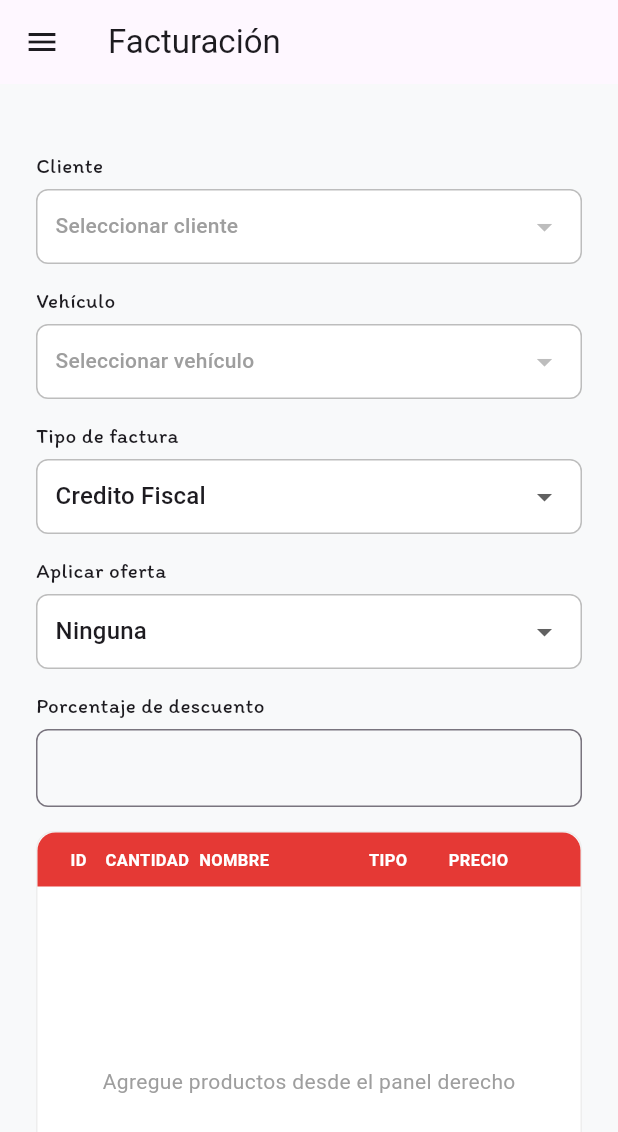
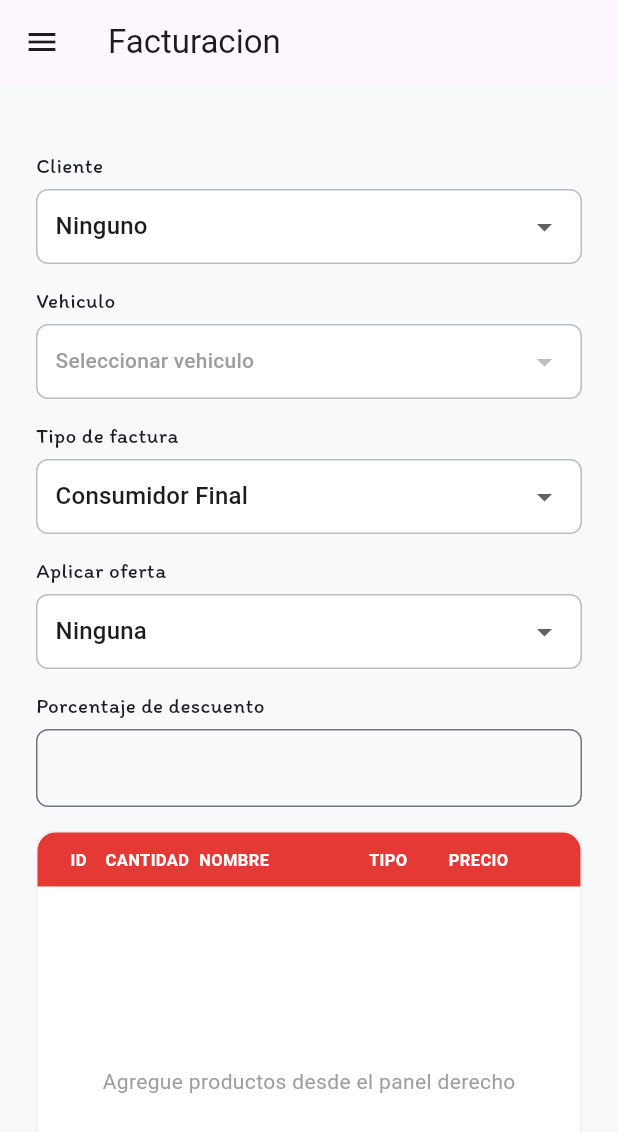
Before and after one commit to marlon241/taller-rodriguez, a Flutter app: the FacturacionScreen screen opened by its route, on a phone screen of 412 x 824 dp. Shown: the top 1132 px of the screen. Run offline on Flutter 3.47's test engine with Material 3 defaults, Android fonts, the light colour scheme and no system bars; our stand-ins replace equatable, fl_chart, image_picker, pdf, shared_preferences, supabase_flutter; accounts and stored records are empty; network calls fail.

Commit message:
Implementar validacion NIT para Credito Fiscal

```diff
--- a/backend/lib/domain/entities/cliente.dart
+++ b/backend/lib/domain/entities/cliente.dart
@@ -11,6 +11,8 @@ class Cliente extends Equatable {
   final String frecuencia_visita;
   final bool estado;
   final DateTime? fecha_registro;
+  final int? nit;
+  final int? nrc;
 
   const Cliente({
     this.id,
@@ -23,6 +25,8 @@ class Cliente extends Equatable {
     required this.frecuencia_visita,
     required this.estado,
     this.fecha_registro,
+    this.nit,
+    this.nrc,
   });
 
   factory Cliente.fromJson(Map<String, dynamic> json) {
@@ -39,6 +43,8 @@ class Cliente extends Equatable {
       fecha_registro: json['fecha_registro'] != null
           ? DateTime.tryParse(json['fecha_registro'].toString())
           : null,
+      nit: json['nit'] as int?,
+      nrc: json['nrc'] as int?,
     );
   }
 
@@ -54,9 +60,11 @@ class Cliente extends Equatable {
       'frecuencia_visita': frecuencia_visita,
       'estado': estado,
       'fecha_registro': fecha_registro?.toIso8601String(),
+      if (nit != null) 'nit': nit,
+      if (nrc != null) 'nrc': nrc,
     };
   }
 
   @override
-  List<Object?> get props => [id, nombre, telefono, dui, rtn, correo, direccion, frecuencia_visita, estado, fecha_registro];
+  List<Object?> get props => [id, nombre, telefono, dui, rtn, correo, direccion, frecuencia_visita, estado, fecha_registro, nit, nrc];
 }
--- a/frontend/lib/pages/factura.dart
+++ b/frontend/lib/pages/factura.dart
@@ -11,33 +11,26 @@ class FacturacionScreen extends StatefulWidget {
 }
 
 class _FacturacionScreenState extends State<FacturacionScreen> {
-  // Instancia del servicio API
   final FacturacionApi _api = FacturacionApi();
 
-  // Estado de carga
   bool _cargando = false;
 
-  // Listas de datos del backend
   List<Map<String, dynamic>> _clientes = [];
   List<Map<String, dynamic>> _vehiculos = [];
   List<Map<String, dynamic>> _ofertas = [];
   List<Map<String, dynamic>> _inventario = [];
 
-  // Items de la factura actual
   List<Map<String, dynamic>> _itemsFactura = [];
 
-  // Valores seleccionados
   int? _clienteSeleccionado;
   int? _vehiculoSeleccionado;
-  String _tipoFactura = 'Credito Fiscal';
+  String _tipoFactura = 'Consumidor Final';
   int? _ofertaSeleccionada;
   double _descuentoPorcentaje = 0;
 
-  // Text controllers
   final TextEditingController _busquedaController = TextEditingController();
   final TextEditingController _descuentoController = TextEditingController();
 
-  // Totales
   double _subtotal = 0;
   double _iva = 0;
   double _descuento = 0;
@@ -56,12 +49,28 @@ class _FacturacionScreenState extends State<FacturacionScreen> {
     super.dispose();
   }
 
-  /// Carga todos los datos iniciales al abrir la pantalla
+  int? get _clienteNit {
+    if (_clienteSeleccionado == null) return null;
+    final cliente = _clientes.where((c) => c['id'] == _clienteSeleccionado).firstOrNull;
+    return cliente?['nit'] as int?;
+  }
+
+  bool get _clienteTieneNit {
+    final nit = _clienteNit;
+    return nit != null;
+  }
+
+  String? get _validacionCreditoFiscal {
+    if (_tipoFactura != 'Credito Fiscal') return null;
+    if (_clienteSeleccionado == null) return 'Para Credito Fiscal, el cliente es requerido';
+    if (!_clienteTieneNit) return 'El cliente seleccionado no tiene NIT registrado. Agregue el NIT en la seccion de Clientes para emitir Credito Fiscal.';
+    return null;
+  }
+
   Future<void> _cargarDatosIniciales() async {
     setState(() => _cargando = true);
 
     try {
-      // Cargar clientes, ofertas e inventario en paralelo
       final resultados = await Future.wait([
         _api.obtenerClientes(),
         _api.obtenerOfertas(),
@@ -84,7 +93,6 @@ class _FacturacionScreenState extends State<FacturacionScreen> {
     }
   }
 
-  /// Carga los vehículos cuando se selecciona un cliente
   Future<void> _onClienteChanged(int? clienteId) async {
     setState(() {
       _clienteSeleccionado = clienteId;
@@ -98,7 +106,6 @@ class _FacturacionScreenState extends State<FacturacionScreen> {
     }
   }
 
-  /// Busca productos en el inventario
   Future<void> _buscarInventario(String query) async {
     if (query.isEmpty) {
       final inventario = await _api.obtenerInventario();
@@ -109,14 +116,12 @@ class _FacturacionScreenState extends State<FacturacionScreen> {
     }
   }
 
-  /// Agrega un producto/servicio a la factura
   void _agregarItem(Map<String, dynamic> producto) {
     final tipoProducto = producto['tipo'] as String;
     final esProducto = tipoProducto.toLowerCase() != 'servicio';
 
     if (esProducto) {
       final stockDisponible = producto['stock'] as int? ?? 0;
-      final stockMinimo = producto['stock_minimo'] as int? ?? 0;
 
       final indexExistente = _itemsFactura.indexWhere(
         (item) => item['id_producto'] == producto['id']
@@ -129,7 +134,7 @@ class _FacturacionScreenState extends State<FacturacionScreen> {
 
       if (cantidadEnFactura >= stockDisponible) {
         _mostrarMensaje(
-          'No hay más stock disponible para ${producto['nombre']}. Stock: $stockDisponible',
+          'No hay mas stock disponible para ${producto['nombre']}. Stock: $stockDisponible',
           isError: true,
         );
         return;
@@ -158,29 +163,22 @@ class _FacturacionScreenState extends State<FacturacionScreen> {
     });
   }
 
-  /// Calcula los subtotales, IVA y total
   void _calcularTotales() {
-    // Calcular subtotal
     _subtotal = _itemsFactura.fold(0.0, (sum, item) {
       final cantidad = item['cantidad'] as int;
       final precio = (item['precio_unitario'] as num).toDouble();
       return sum + (cantidad * precio);
     });
 
-    // Calcular descuento
     _descuento = _subtotal * (_descuentoPorcentaje / 100);
 
-    // Calcular subtotal con descuento
     final subtotalConDescuento = _subtotal - _descuento;
 
-    // Calcular IVA (13%)
     _iva = subtotalConDescuento * 0.13;
 
-    // Calcular total
     _total = subtotalConDescuento + _iva;
   }
 
-  /// Actualiza el descuento y recalcula totales
   void _actualizarDescuento(double porcentaje) {
     setState(() {
       _descuentoPorcentaje = porcentaje;
@@ -188,13 +186,12 @@ class _FacturacionScreenState extends State<FacturacionScreen> {
     });
   }
 
-  /// Procesa y crea la factura en el backend
   Future<void> _procesarFactura() async {
-    // Prevenir doble click
     if (_cargando) return;
 
-    if (_clienteSeleccionado == null) {
-      _mostrarMensaje('Debe seleccionar un cliente', isError: true);
+    final validacion = _validacionCreditoFiscal;
+    if (validacion != null) {
+      _mostrarMensaje(validacion, isError: true);
       return;
     }
 
@@ -205,14 +202,13 @@ class _FacturacionScreenState extends State<FacturacionScreen> {
 
     setState(() => _cargando = true);
 
-    // Intentar hasta 3 veces en caso de error de red
     Map<String, dynamic>? resultado;
     String? errorMsg;
 
     for (int intento = 1; intento <= 3; intento++) {
       try {
         resultado = await _api.crearFactura(
-          idCliente: _clienteSeleccionado!,
+          idCliente: _clienteSeleccionado,
           idVehiculo: _vehiculoSeleccionado,
           tipoFactura: _tipoFactura,
           items: _itemsFactura,
@@ -220,19 +216,16 @@ class _FacturacionScreenState extends State<FacturacionScreen> {
           idOferta: _ofertaSeleccionada,
         );
 
-        // Si成功了 (éxito), salir del loop
         if (resultado['success'] == true) {
           break;
         }
 
-        // Si hubo error en el resultado, guardarlo
         errorMsg = resultado['message']?.toString() ?? 'Error desconocido';
 
       } catch (e) {
-        errorMsg = 'Error de conexión: $e';
+        errorMsg = 'Error de conexion: $e';
       }
 
-      // Si no es el último intento, esperar antes de reintentar
       if (intento < 3) {
         await Future.delayed(Duration(milliseconds: 500 * intento));
       }
@@ -240,7 +233,7 @@ class _FacturacionScreenState extends State<FacturacionScreen> {
 
     setState(() => _cargando = false);
 
-if (resultado != null && resultado['success'] == true) {
+    if (resultado != null && resultado['success'] == true) {
       _mostrarMensaje('Factura creada exitosamente');
       await _limpiarFormulario();
       final warnings = resultado['warnings_stock'] as List?;
@@ -261,7 +254,6 @@ if (resultado != null && resultado['success'] == true) {
     }
   }
 
-  /// Limpia el formulario después de crear una factura
   Future<void> _limpiarFormulario() async {
     setState(() {
       _itemsFactura = [];
@@ -277,7 +269,6 @@ if (resultado != null && resultado['success'] == true) {
     setState(() {
       _inventario = inventario;
     });
-    // Limpiar campos de texto
     _descuentoController.clear();
     _busquedaController.clear();
   }
@@ -299,7 +290,7 @@ if (resultado != null && resultado['success'] == true) {
 
     return Scaffold(
       drawer: !isWide ? const SidebarDrawerContent() : null,
-      appBar: !isWide ? AppBar(title: const Text('Facturación')) : null,
+      appBar: !isWide ? AppBar(title: const Text('Facturacion')) : null,
       backgroundColor: const Color(0xFFF8F9FA),
       body: _cargando
           ? const Center(child: CircularProgressIndicator())
@@ -314,7 +305,7 @@ if (resultado != null && resultado['success'] == true) {
                       children: [
                         if (isWide)
                           const Text(
-                            "Facturación",
+                            "Facturacion",
                             style: TextStyle(fontSize: 42, fontWeight: FontWeight.bold, fontFamily: 'Itim'),
                           ),
                         const SizedBox(height: 20),
@@ -352,39 +343,54 @@ if (resultado != null && resultado['success'] == true) {
     return Column(
       crossAxisAlignment: CrossAxisAlignment.start,
       children: [
-// Dropdown Cliente
-        _buildDropdown<int>(
+        _buildDropdown<int?>(
           label: "Cliente",
           hint: "Seleccionar cliente",
-          items: _clientes.map((c) => DropdownMenuItem<int>(
-            value: c['id'] as int,
-            child: Text(c['nombre']?.toString() ?? '', overflow: TextOverflow.ellipsis),
-          )).toList(),
+          items: [
+            const DropdownMenuItem<int?>(value: null, child: Text('Ninguno')),
+            ..._clientes.map((c) => DropdownMenuItem<int?>(
+              value: c['id'] as int,
+              child: Text(c['nombre']?.toString() ?? '', overflow: TextOverflow.ellipsis),
+            )),
+          ],
           value: _clienteSeleccionado,
           onChanged: (value) => _onClienteChanged(value),
         ),
 
+        if (_tipoFactura == 'Credito Fiscal' && _clienteSeleccionado != null && !_clienteTieneNit)
+          Padding(
+            padding: const EdgeInsets.only(top: 6),
+            child: Row(
+              children: [
+                Icon(Icons.warning_amber, color: Colors.orange.shade700, size: 16),
+                const SizedBox(width: 6),
+                Expanded(
+                  child: Text(
+                    'Este cliente no tiene NIT. No podra emitir Credito Fiscal.',
+                    style: TextStyle(fontSize: 12, color: Colors.orange.shade700),
+                  ),
+                ),
+              ],
+            ),
+          ),
+
         const SizedBox(height: 14),
 
-        // Dropdown Vehículo
-        _buildDropdown<int>(
-          label: "Vehículo",
-          hint: "Seleccionar vehículo",
-          items: _vehiculos.map((v) => DropdownMenuItem<int>(
+        _buildDropdown<int?>(
+          label: "Vehiculo",
+          hint: "Seleccionar vehiculo",
+          items: _vehiculos.map((v) => DropdownMenuItem<int?>(
             value: v['id'] as int,
             child: Text('${v['marca']} ${v['modelo']} (${v['placa']})', overflow: TextOverflow.ellipsis),
           )).toList(),
           value: _vehiculoSeleccionado,
           onChanged: (value) {
-            if (_vehiculos.isNotEmpty) {
-              setState(() => _vehiculoSeleccionado = value);
-            }
+            setState(() => _vehiculoSeleccionado = value);
           },
         ),
 
         const SizedBox(height: 14),
 
-        // Dropdown Tipo de factura
         _buildDropdown<String>(
           label: "Tipo de factura",
           hint: "Consumidor Final",
@@ -393,18 +399,36 @@ if (resultado != null && resultado['success'] == true) {
             DropdownMenuItem<String>(value: 'Credito Fiscal', child: Text('Credito Fiscal')),
           ],
           value: _tipoFactura,
-          onChanged: (value) => setState(() => _tipoFactura = value ?? 'Consumidor Final'),
+          onChanged: (value) {
+            setState(() => _tipoFactura = value ?? 'Consumidor Final');
+          },
         ),
+
+        if (_tipoFactura == 'Credito Fiscal')
+          Padding(
+            padding: const EdgeInsets.only(top: 6),
+            child: Row(
+              children: [
+                Icon(Icons.info_outline, color: Colors.blue.shade700, size: 16),
+                const SizedBox(width: 6),
+                Expanded(
+                  child: Text(
+                    'Credito Fiscal requiere cliente con NIT registrado',
+                    style: TextStyle(fontSize: 12, color: Colors.blue.shade700),
+                  ),
+                ),
+              ],
+            ),
+          ),
 
         const SizedBox(height: 14),
 
-        // Dropdown Ofertas
-        _buildDropdown<int>(
+        _buildDropdown<int?>(
           label: "Aplicar oferta",
           hint: "Ninguna",
           items: [
-            const DropdownMenuItem<int>(value: null, child: Text('Ninguna')),
-            ..._ofertas.map((o) => DropdownMenuItem<int>(
+            const DropdownMenuItem<int?>(value: null, child: Text('Ninguna')),
+            ..._ofertas.map((o) => DropdownMenuItem<int?>(
               value: o['id'] as int,
               child: Text('${o['nombre_oferta']} (${o['porcentaje_descuento']}% desc.)'),
             )),
@@ -424,7 +448,6 @@ if (resultado != null && resultado['success'] == true) {
 
         const SizedBox(height: 14),
 
-        // Campo de descuento
         const Text(
           "Porcentaje de descuento",
           style: TextStyle(fontWeight: FontWeight.w500, fontFamily: 'Itim'),
@@ -462,7 +485,6 @@ if (resultado != null && resultado['success'] == true) {
           ),
           child: Column(
             children: [
-              // Header rojo
               Container(
                 padding: const EdgeInsets.symmetric(vertical: 10, horizontal: 16),
                 decoration: const BoxDecoration(
@@ -484,7 +506,6 @@ if (resultado != null && resultado['success'] == true) {
                 ),
               ),
 
-              // Lista de items de la factura
               SizedBox(
                 height: 260,
                 child: _itemsFactura.isEmpty
@@ -518,7 +539,6 @@ if (resultado != null && resultado['success'] == true) {
 
               const Divider(height: 1),
 
-              // Totales
               Padding(
                 padding: const EdgeInsets.symmetric(horizontal: 16, vertical: 10),
                 child: Column(
@@ -538,7 +558,6 @@ if (resultado != null && resultado['success'] == true) {
         ),
         const SizedBox(height: 16),
 
-        // Botón procesar factura
         SizedBox(
           width: double.infinity,
           height: 52,
@@ -563,13 +582,12 @@ if (resultado != null && resultado['success'] == true) {
       padding: const EdgeInsets.only(left: 12, right: 12),
       child: Column(
         children: [
-          // Buscador
           Container(
             decoration: BoxDecoration(
               color: Colors.white,
               borderRadius: BorderRadius.circular(12),
               boxShadow: [
-                BoxShadow(color: Colors.black.withOpacity(0.05), blurRadius: 10, offset: const Offset(0, 4)),
+                BoxShadow(color: Colors.black.withValues(alpha: 0.05), blurRadius: 10, offset: const Offset(0, 4)),
               ],
             ),
             child: TextField(
@@ -587,19 +605,17 @@ if (resultado != null && resultado['success'] == true) {
           ),
           const SizedBox(height: 12),
 
-          // Tabla de productos
           Container(
             decoration: BoxDecoration(
               color: Colors.white,
               border: Border.all(color: Colors.grey.shade200),
               borderRadius: BorderRadius.circular(12),
               boxShadow: [
-                BoxShadow(color: Colors.black.withOpacity(0.05), blurRadius: 10, offset: const Offset(0, 4)),
+                BoxShadow(color: Colors.black.withValues(alpha: 0.05), blurRadius: 10, offset: const Offset(0, 4)),
               ],
             ),
             child: Column(
               children: [
-                // Header
                 Container(
                   padding: const EdgeInsets.symmetric(horizontal: 16, vertical: 12),
                   decoration: BoxDecoration(
@@ -620,7 +636,6 @@ if (resultado != null && resultado['success'] == true) {
                   ),
                 ),
 
-                // Lista de productos
                 SizedBox(
                   height: 160,
                   child: _inventario.isEmpty
@@ -831,7 +846,7 @@ if (resultado != null && resultado['success'] == true) {
 
       if (cantidadActual >= stockDisponible) {
         _mostrarMensaje(
-          'No hay más stock disponible para ${item['nombre']}. Stock: $stockDisponible',
+          'No hay mas stock disponible para ${item['nombre']}. Stock: $stockDisponible',
           isError: true,
         );
         return;
--- a/frontend/lib/services/facturacion_api.dart
+++ b/frontend/lib/services/facturacion_api.dart
@@ -22,7 +22,7 @@ class FacturacionApi {
     }
   }
 
-  Future<List<Map<String, dynamic>>> obtenerVehiculosPorCliente(int clienteId) async {
+  Future<List<Map<String, dynamic>>> obtenerVehiculosPorCliente(int? clienteId) async {
     try {
       final response = await _client.get(
         Uri.parse('$_baseUrl/api/vehiculos?clienteId=$clienteId'),
@@ -86,7 +86,7 @@ class FacturacionApi {
   }
 
   Future<Map<String, dynamic>> crearFactura({
-    required int idCliente,
+    int? idCliente,
     int? idVehiculo,
     required String tipoFactura,
     required List<Map<String, dynamic>> items,
```
Also changed, not shown: backend/lib/presentation/controllers/facturacion_controller.dart (+19 -7 lines).
